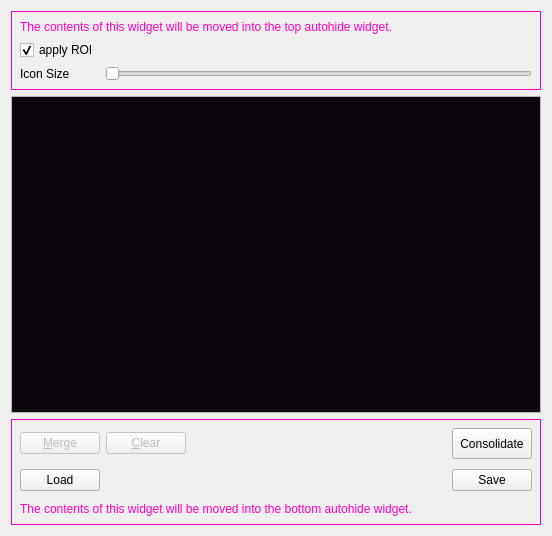
Above: gui/docks/labeldock.ui from gerbilvis/gerbil before the change. Below: the same form after it.
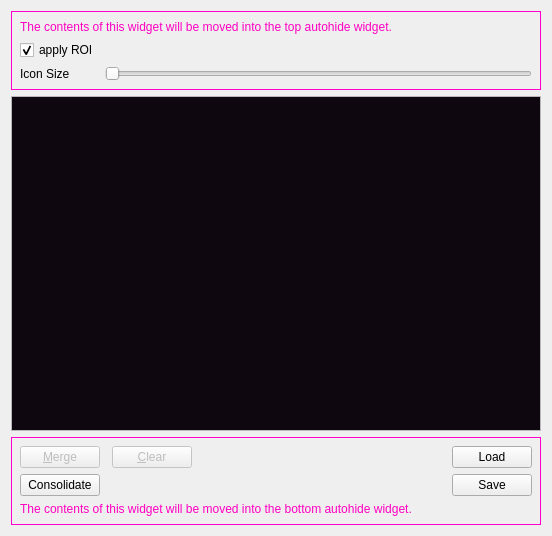
That is the form after the change. Icons and pictures are not drawn.

Commit message: some cosmetics: icon sizes, button arrangement in labeldock

What changed in the file:
```diff
--- a/gui/docks/labeldock.ui
+++ b/gui/docks/labeldock.ui
@@ -622,99 +622,15 @@
           <normaloff/>
          </iconset>
         </property>
-       </widget>
-      </item>
-      <item row="0" column="1">
-       <widget class="QPushButton" name="delBtn">
-        <property name="enabled">
-         <bool>false</bool>
-        </property>
-        <property name="toolTip">
-         <string>Clear selected labels</string>
-        </property>
-        <property name="text">
-         <string>&amp;Clear</string>
-        </property>
-        <property name="icon">
-         <iconset theme="edit-clear">
-          <normaloff/>
-         </iconset>
-        </property>
-       </widget>
-      </item>
-      <item row="0" column="2">
-       <spacer name="horizontalSpacer">
-        <property name="orientation">
-         <enum>Qt::Horizontal</enum>
-        </property>
-        <property name="sizeHint" stdset="0">
+        <property name="iconSize">
          <size>
-          <width>208</width>
-          <height>31</height>
+          <width>16</width>
+          <height>16</height>
          </size>
         </property>
-       </spacer>
-      </item>
-      <item row="0" column="3">
-       <widget class="QPushButton" name="consolidateBtn">
-        <property name="sizePolicy">
-         <sizepolicy hsizetype="Minimum" vsizetype="Preferred">
-          <horstretch>0</horstretch>
-          <verstretch>0</verstretch>
-         </sizepolicy>
-        </property>
-        <property name="toolTip">
-         <string>Remove empty labels</string>
-        </property>
-        <property name="text">
-         <string>Consolidate</string>
-        </property>
        </widget>
       </item>
-      <item row="1" column="0">
-       <widget class="QPushButton" name="loadLabelingButton">
-        <property name="toolTip">
-         <string>Load labeling from file.</string>
-        </property>
-        <property name="text">
-         <string>Load</string>
-        </property>
-        <property name="icon">
-         <iconset theme="document-open">
-          <normaloff/>
-         </iconset>
-        </property>
-       </widget>
-      </item>
-      <item row="1" column="1" colspan="2">
-       <spacer name="horizontalSpacer_3">
-        <property name="orientation">
-         <enum>Qt::Horizontal</enum>
-        </property>
-        <property name="sizeHint" stdset="0">
-         <size>
-          <width>330</width>
-          <height>31</height>
-         </size>
-        </property>
-       </spacer>
-      </item>
-      <item row="1" column="3">
-       <widget class="QPushButton" name="saveLabelingButton">
-        <property name="toolTip">
-         <string>Save labeling to file.</string>
-        </property>
-        <property name="text">
-         <string>Save</string>
-        </property>
-        <property name="icon">
-         <iconset theme="document-save">
-          <normaloff/>
-         </iconset>
-        </property>
-       </widget>
-      </item>
-      <item row="2" column="0" colspan="4">
+      <item row="2" column="0" colspan="5">
        <widget class="QLabel" name="ahwidgetBottomNoteLabel">
         <property name="palette">
          <palette>
@@ -1139,6 +1055,114 @@
         </property>
        </widget>
       </item>
+      <item row="1" column="4">
+       <widget class="QPushButton" name="saveLabelingButton">
+        <property name="toolTip">
+         <string>Save labeling to file.</string>
+        </property>
+        <property name="text">
+         <string>Save</string>
+        </property>
+        <property name="icon">
+         <iconset theme="document-save">
+          <normaloff/>
+         </iconset>
+        </property>
+        <property name="iconSize">
+         <size>
+          <width>16</width>
+          <height>16</height>
+         </size>
+        </property>
+       </widget>
+      </item>
+      <item row="0" column="3">
+       <spacer name="horizontalSpacer">
+        <property name="orientation">
+         <enum>Qt::Horizontal</enum>
+        </property>
+        <property name="sizeHint" stdset="0">
+         <size>
+          <width>208</width>
+          <height>0</height>
+         </size>
+        </property>
+       </spacer>
+      </item>
+      <item row="0" column="2">
+       <widget class="QPushButton" name="delBtn">
+        <property name="enabled">
+         <bool>false</bool>
+        </property>
+        <property name="toolTip">
+         <string>Clear selected labels</string>
+        </property>
+        <property name="text">
+         <string>&amp;Clear</string>
+        </property>
+        <property name="icon">
+         <iconset theme="edit-clear">
+          <normaloff/>
+         </iconset>
+        </property>
+        <property name="iconSize">
+         <size>
+          <width>16</width>
+          <height>16</height>
+         </size>
+        </property>
+       </widget>
+      </item>
+      <item row="1" column="2" colspan="2">
+       <spacer name="horizontalSpacer_3">
+        <property name="orientation">
+         <enum>Qt::Horizontal</enum>
+        </property>
+        <property name="sizeHint" stdset="0">
+         <size>
+          <width>330</width>
+          <height>0</height>
+         </size>
+        </property>
+       </spacer>
+      </item>
+      <item row="0" column="4">
+       <widget class="QPushButton" name="loadLabelingButton">
+        <property name="toolTip">
+         <string>Load labeling from file.</string>
+        </property>
+        <property name="text">
+         <string>Load</string>
+        </property>
+        <property name="icon">
+         <iconset theme="document-open">
+          <normaloff/>
+         </iconset>
+        </property>
+        <property name="iconSize">
+         <size>
+          <width>16</width>
+          <height>16</height>
+         </size>
+        </property>
+       </widget>
+      </item>
+      <item row="1" column="0">
+       <widget class="QPushButton" name="consolidateBtn">
+        <property name="toolTip">
+         <string>Remove empty labels</string>
+        </property>
+        <property name="text">
+         <string>Consolidate</string>
+        </property>
+        <property name="iconSize">
+         <size>
+          <width>16</width>
+          <height>16</height>
+         </size>
+        </property>
+       </widget>
+      </item>
      </layout>
     </widget>
    </item>
```
Left out of the diff: 1 changed line with no effect on the pictures. The commit also changes 1 other file.
